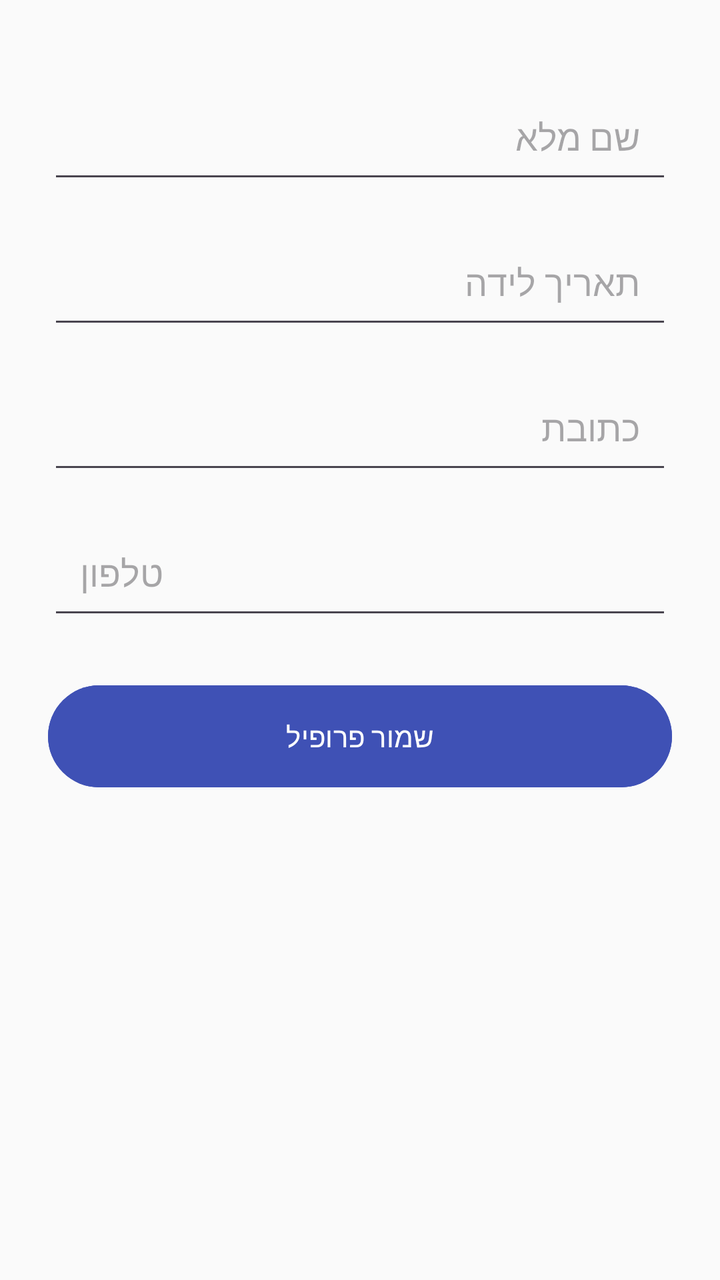
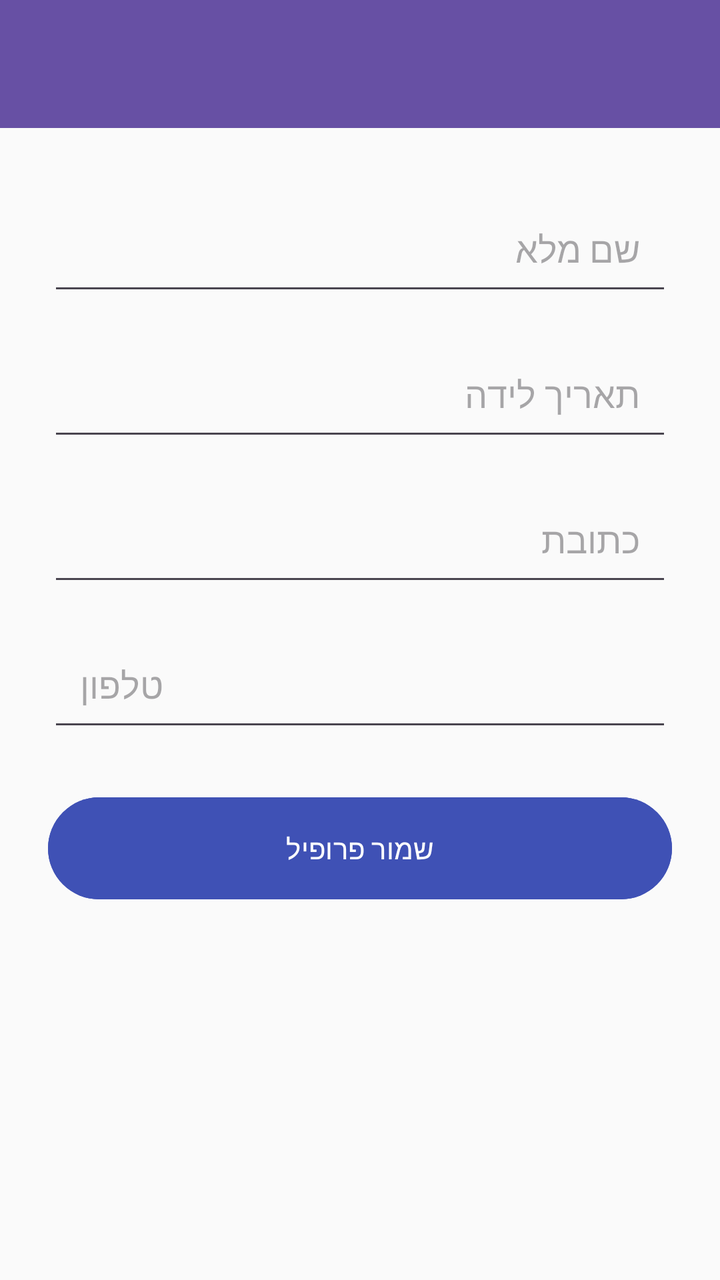

Before-and-after screenshots of an Android layout around one commit, followed by the original layout XML and the change that was made.
<!-- AndroidManifest.xml: activity theme Theme.MyApplication -->
<!-- res/layout/activity_set_profile.xml -->
<?xml version="1.0" encoding="utf-8"?>
<ScrollView xmlns:android="http://schemas.android.com/apk/res/android"
    xmlns:app="http://schemas.android.com/apk/res-auto"
    android:layout_width="match_parent"
    android:layout_height="match_parent"
    android:padding="24dp"
    android:background="#FAFAFA">

    <LinearLayout
        android:layout_width="match_parent"
        android:layout_height="wrap_content"
        android:orientation="vertical">

        <EditText
            android:id="@+id/eTName"
            android:layout_width="match_parent"
            android:layout_height="wrap_content"
            android:hint="שם מלא"
            android:padding="16dp"
            android:layout_marginTop="16dp"/>

        <EditText
            android:id="@+id/eTBirthDate"
            android:layout_width="match_parent"
            android:layout_height="wrap_content"
            android:hint="תאריך לידה"
            android:focusable="false"
            android:clickable="true"
            android:padding="16dp"
            android:layout_marginTop="16dp"/>

        <EditText
            android:id="@+id/eTAddress"
            android:layout_width="match_parent"
            android:layout_height="wrap_content"
            android:hint="כתובת"
            android:padding="16dp"
            android:layout_marginTop="16dp"/>

        <EditText
            android:id="@+id/eTPhone"
            android:layout_width="match_parent"
            android:layout_height="wrap_content"
            android:hint="טלפון"
            android:inputType="phone"
            android:padding="16dp"
            android:layout_marginTop="16dp"/>

        <Button
            android:id="@+id/btnSaveProfile"
            android:layout_width="match_parent"
            android:layout_height="wrap_content"
            android:text="שמור פרופיל"
            android:backgroundTint="#3F51B5"
            android:textColor="#FFFFFF"
            android:layout_marginTop="24dp"
            android:padding="16dp"/>

        <TextView
            android:id="@+id/tVMsg"
            android:layout_width="match_parent"
            android:layout_height="wrap_content"
            android:text=""
            android:textColor="#D32F2F"
            android:gravity="center"
            android:layout_marginTop="16dp"/>

    </LinearLayout>
</ScrollView>
<!-- resources referenced by this layout -->
<resources>
  <style name="Theme.MyApplication" parent="Base.Theme.MyApplication" />
  <style name="Base.Theme.MyApplication" parent="Theme.Material3.DayNight.NoActionBar">
          
          
      </style>
</resources>

<!-- the commit's change to res/layout/activity_set_profile.xml (unified diff, before → after) -->
@@ -1,69 +1,88 @@
 <?xml version="1.0" encoding="utf-8"?>
-<ScrollView xmlns:android="http://schemas.android.com/apk/res/android"
+<LinearLayout
+    xmlns:android="http://schemas.android.com/apk/res/android"
     xmlns:app="http://schemas.android.com/apk/res-auto"
+    xmlns:tools="http://schemas.android.com/tools"
     android:layout_width="match_parent"
     android:layout_height="match_parent"
-    android:padding="24dp"
-    android:background="#FAFAFA">
+    android:orientation="vertical"
+    android:background="#FAFAFA"
+    tools:context=".SetProfileActivity">
 
-    <LinearLayout
+    <androidx.appcompat.widget.Toolbar
+        android:id="@+id/toolbar"
         android:layout_width="match_parent"
-        android:layout_height="wrap_content"
-        android:orientation="vertical">
+        android:layout_height="?attr/actionBarSize"
+        android:background="?attr/colorPrimary"
+        android:theme="@style/ThemeOverlay.AppCompat.ActionBar"
+        app:popupTheme="@style/ThemeOverlay.AppCompat.Light"/>
 
-        <EditText
-            android:id="@+id/eTName"
+    <ScrollView
+        android:layout_width="match_parent"
+        android:layout_height="match_parent"
+        android:paddingStart="24dp"
+        android:paddingEnd="24dp"
+        android:paddingTop="16dp"
+        android:paddingBottom="16dp">
+
+        <LinearLayout
             android:layout_width="match_parent"
             android:layout_height="wrap_content"
-            android:hint="שם מלא"
-            android:padding="16dp"
-            android:layout_marginTop="16dp"/>
+            android:orientation="vertical">
 
-        <EditText
-            android:id="@+id/eTBirthDate"
-            android:layout_width="match_parent"
-            android:layout_height="wrap_content"
-            android:hint="תאריך לידה"
-            android:focusable="false"
-            android:clickable="true"
-            android:padding="16dp"
-            android:layout_marginTop="16dp"/>
+            <EditText
+                android:id="@+id/eTName"
+                android:layout_width="match_parent"
+                android:layout_height="wrap_content"
+                android:hint="שם מלא"
+                android:padding="16dp"
+                android:layout_marginTop="16dp"/>
+            <EditText
+                android:id="@+id/eTBirthDate"
+                android:layout_width="match_parent"
+                android:layout_height="wrap_content"
+                android:hint="תאריך לידה"
+                android:focusable="false"
+                android:clickable="true"
+                android:padding="16dp"
+                android:layout_marginTop="16dp"/>
 
-        <EditText
-            android:id="@+id/eTAddress"
-            android:layout_width="match_parent"
-            android:layout_height="wrap_content"
-            android:hint="כתובת"
-            android:padding="16dp"
-            android:layout_marginTop="16dp"/>
+            <EditText
+                android:id="@+id/eTAddress"
+                android:layout_width="match_parent"
+                android:layout_height="wrap_content"
+                android:hint="כתובת"
+                android:padding="16dp"
+                android:layout_marginTop="16dp"/>
 
-        <EditText
-            android:id="@+id/eTPhone"
-            android:layout_width="match_parent"
-            android:layout_height="wrap_content"
-            android:hint="טלפון"
-            android:inputType="phone"
-            android:padding="16dp"
-            android:layout_marginTop="16dp"/>
+            <EditText
+                android:id="@+id/eTPhone"
+                android:layout_width="match_parent"
+                android:layout_height="wrap_content"
+                android:hint="טלפון"
+                android:inputType="phone"
+                android:padding="16dp"
+                android:layout_marginTop="16dp"/>
 
-        <Button
-            android:id="@+id/btnSaveProfile"
-            android:layout_width="match_parent"
-            android:layout_height="wrap_content"
-            android:text="שמור פרופיל"
-            android:backgroundTint="#3F51B5"
-            android:textColor="#FFFFFF"
-            android:layout_marginTop="24dp"
-            android:padding="16dp"/>
+            <Button
+                android:id="@+id/btnSaveProfile"
+                android:layout_width="match_parent"
+                android:layout_height="wrap_content"
+                android:text="שמור פרופיל"
+                android:backgroundTint="#3F51B5"
+                android:textColor="#FFFFFF"
+                android:layout_marginTop="24dp"
+                android:padding="16dp"/>
 
-        <TextView
-            android:id="@+id/tVMsg"
-            android:layout_width="match_parent"
-            android:layout_height="wrap_content"
-            android:text=""
-            android:textColor="#D32F2F"
-            android:gravity="center"
-            android:layout_marginTop="16dp"/>
+            <TextView
+                android:id="@+id/tVMsg"
+                android:layout_width="match_parent"
+                android:layout_height="wrap_content"
+                android:text=""
+                android:textColor="#D32F2F"
+                android:gravity="center"
+                android:layout_marginTop="16dp"/>
 
-    </LinearLayout>
-</ScrollView>
+        </LinearLayout>
+    </ScrollView>
+</LinearLayout>
<!-- resource entries referenced after the edit -->
@@ -2,8 +2,6 @@
 <resources>
   <style name="Theme.MyApplication" parent="Base.Theme.MyApplication" />
   <style name="Base.Theme.MyApplication" parent="Theme.Material3.DayNight.NoActionBar">
-          
-          
       </style>
 </resources>
 
